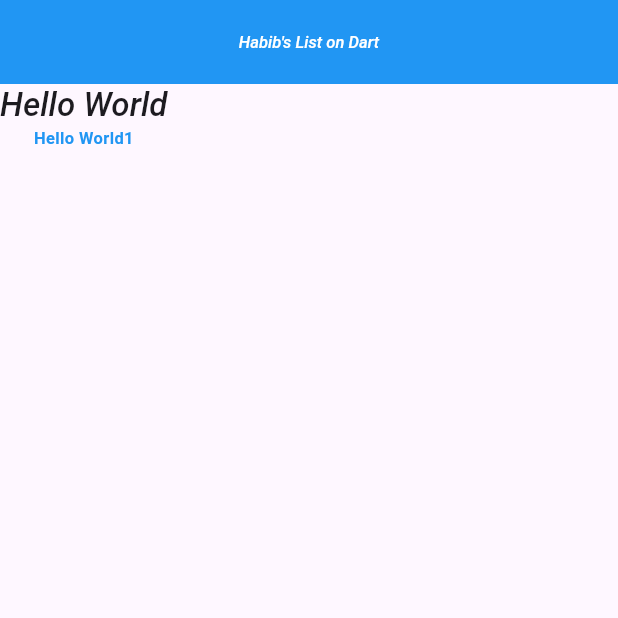
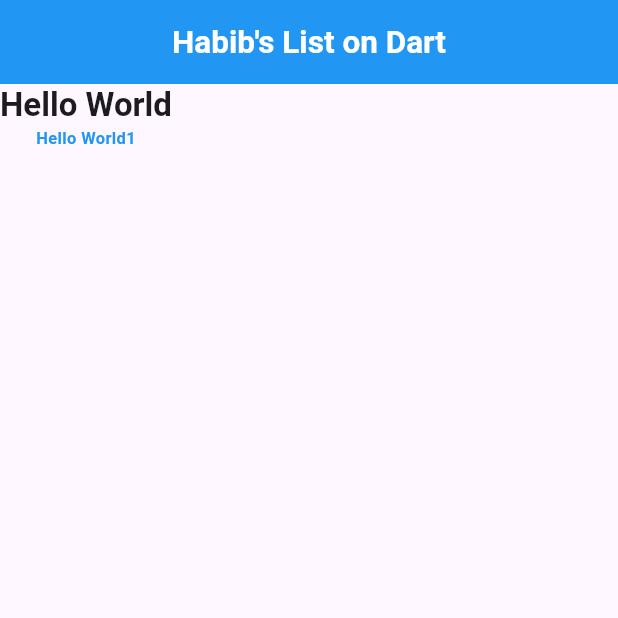
Before and after one commit to rahmanhabib0005/Flutter_App, a Flutter app: the screen it shows after launch, on a phone screen of 412 x 824 dp, the top half of it. Run offline on Flutter 3.47's test engine with Material 3 defaults, Android fonts, the phone set to English and light mode, and no system bars.

Commit message:
ThemeChange

```diff
--- a/lib/main.dart
+++ b/lib/main.dart
@@ -5,47 +5,47 @@ void main() {
   runApp(const MyApp());
 }
 
-// var arrNames = ['Habib', 'Sakil', 'Ramim', 'Nasim', 'Baki', 'Milon', 'Monir'];
+var arrNames = ['Habib', 'Sakil', 'Ramim', 'Nasim', 'Baki', 'Milon', 'Monir'];
 
-// class FlutterApp extends StatelessWidget {
-//   const FlutterApp({super.key});
+class MyApp extends StatelessWidget {
+  const MyApp({super.key});
+  @override
+  Widget build(BuildContext context) {
+    return MaterialApp(
+        title: "FlutterApp",
+        theme: ThemeData(
+            primarySwatch: Colors.blue,
+            textTheme: TextTheme(
+              titleLarge: TextStyle(fontSize: 21, fontWeight: FontWeight.bold),
+              titleSmall: TextStyle(fontSize: 11, fontWeight: FontWeight.w500),
+            )),
+        debugShowCheckedModeBanner: false,
+        home: const DashBoardScreen());
+  }
+}
+
+// class MyApp extends StatelessWidget {
+//   const MyApp({super.key});
+
+//   // This widget is the root of your application.
 //   @override
 //   Widget build(BuildContext context) {
 //     return MaterialApp(
-//         title: "FlutterApp",
-//         theme: ThemeData(
-//             primarySwatch: Colors.blue,
-//             textTheme: TextTheme(
-//               healine1: TextStyle(fontSize: 21, fontWeight: FontWeight.bold),
-//               subtitle: TextStyle(fontSize: 11, fontWeight: FontWeight.w500),
-//             )),
-//         debugShowCheckedModeBanner: false,
-//         home: DashBoardScreen());
+//       title: 'My App',
+//       debugShowCheckedModeBanner: false,
+//       theme: ThemeData(
+//           primarySwatch: Colors.blue,
+//           textTheme: TextTheme(
+//             titleSmall: TextStyle(fontSize: 21, fontWeight: FontWeight.bold),
+//             titleLarge: TextStyle(
+//                 fontSize: 11,
+//                 fontWeight: FontWeight.w500,
+//                 fontStyle: FontStyle.italic),
+//           )),
+//       home: const DashBoardScreen(),
+//     );
 //   }
 // }
-
-class MyApp extends StatelessWidget {
-  const MyApp({super.key});
-
-  // This widget is the root of your application.
-  @override
-  Widget build(BuildContext context) {
-    return MaterialApp(
-      title: 'My App',
-      debugShowCheckedModeBanner: false,
-      theme: ThemeData(
-          primarySwatch: Colors.blue,
-          textTheme: TextTheme(
-            titleSmall: TextStyle(fontSize: 21, fontWeight: FontWeight.bold),
-            titleLarge: TextStyle(
-                fontSize: 11,
-                fontWeight: FontWeight.w500,
-                fontStyle: FontStyle.italic),
-          )),
-      home: const DashBoardScreen(),
-    );
-  }
-}
 
 class DashBoardScreen extends StatelessWidget {
   const DashBoardScreen({super.key});
```
